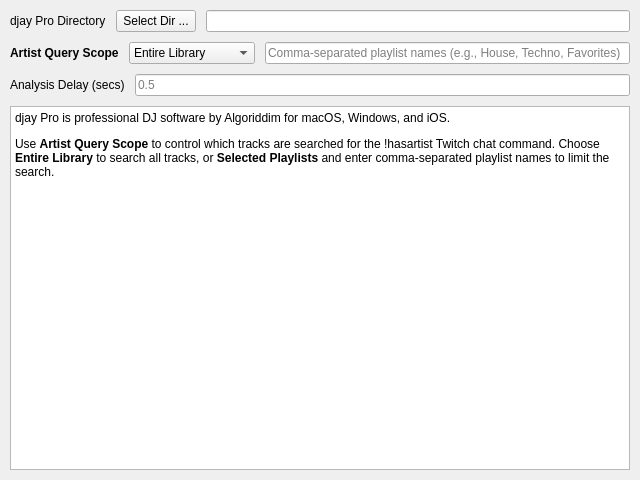
Old version of the form nowplaying/resources/ui/inputs_djaypro.ui in the repository whatsnowplaying/whats-now-playing.
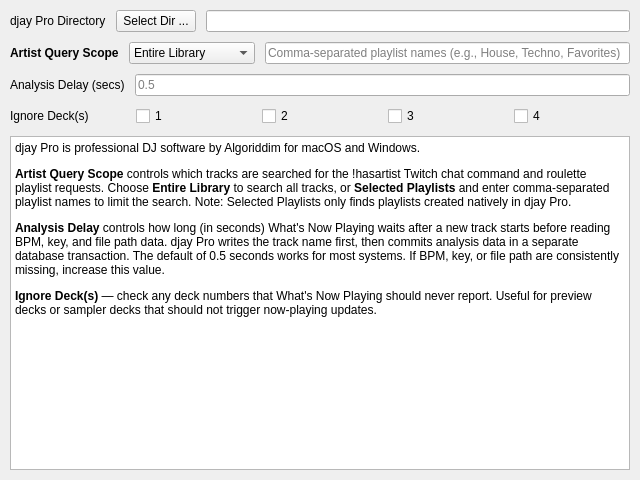
New version of the form.

Commit message: djay Pro input plugin: deck skip, analysis delay, pre-launch skip; fix CAA cache

The edit to the form file:
```diff
--- a/nowplaying/resources/ui/inputs_djaypro.ui
+++ b/nowplaying/resources/ui/inputs_djaypro.ui
@@ -102,6 +102,45 @@
      </item>
     </layout>
    </item>
+   <item>
+    <layout class="QHBoxLayout" name="deck_config_layout">
+     <item>
+      <widget class="QLabel" name="djaypro_ignoredeck_label">
+       <property name="text">
+        <string>Ignore Deck(s)</string>
+       </property>
+      </widget>
+     </item>
+     <item>
+      <widget class="QCheckBox" name="djaypro_deck1_skip_checkbox">
+       <property name="text">
+        <string>1</string>
+       </property>
+      </widget>
+     </item>
+     <item>
+      <widget class="QCheckBox" name="djaypro_deck2_skip_checkbox">
+       <property name="text">
+        <string>2</string>
+       </property>
+      </widget>
+     </item>
+     <item>
+      <widget class="QCheckBox" name="djaypro_deck3_skip_checkbox">
+       <property name="text">
+        <string>3</string>
+       </property>
+      </widget>
+     </item>
+     <item>
+      <widget class="QCheckBox" name="djaypro_deck4_skip_checkbox">
+       <property name="text">
+        <string>4</string>
+       </property>
+      </widget>
+     </item>
+    </layout>
+   </item>
    <item>
     <widget class="QTextBrowser" name="help_label">
      <property name="sizePolicy">
@@ -115,8 +154,10 @@
 &lt;html&gt;&lt;head&gt;&lt;meta name=&quot;qrichtext&quot; content=&quot;1&quot; /&gt;&lt;style type=&quot;text/css&quot;&gt;
 p, li { white-space: pre-wrap; }
 &lt;/style&gt;&lt;/head&gt;&lt;body&gt;
-&lt;p&gt;djay Pro is professional DJ software by Algoriddim for macOS, Windows, and iOS.&lt;/p&gt;
-&lt;p&gt;Use &lt;span style=&quot;font-weight:600;&quot;&gt;Artist Query Scope&lt;/span&gt; to control which tracks are searched for the !hasartist Twitch chat command. Choose &lt;span style=&quot;font-weight:600;&quot;&gt;Entire Library&lt;/span&gt; to search all tracks, or &lt;span style=&quot;font-weight:600;&quot;&gt;Selected Playlists&lt;/span&gt; and enter comma-separated playlist names to limit the search.&lt;/p&gt;
+&lt;p&gt;djay Pro is professional DJ software by Algoriddim for macOS and Windows.&lt;/p&gt;
+&lt;p&gt;&lt;span style=&quot;font-weight:600;&quot;&gt;Artist Query Scope&lt;/span&gt; controls which tracks are searched for the !hasartist Twitch chat command and roulette playlist requests. Choose &lt;span style=&quot;font-weight:600;&quot;&gt;Entire Library&lt;/span&gt; to search all tracks, or &lt;span style=&quot;font-weight:600;&quot;&gt;Selected Playlists&lt;/span&gt; and enter comma-separated playlist names to limit the search. Note: Selected Playlists only finds playlists created natively in djay Pro.&lt;/p&gt;
+&lt;p&gt;&lt;span style=&quot;font-weight:600;&quot;&gt;Analysis Delay&lt;/span&gt; controls how long (in seconds) What&apos;s Now Playing waits after a new track starts before reading BPM, key, and file path data. djay Pro writes the track name first, then commits analysis data in a separate database transaction. The default of 0.5 seconds works for most systems. If BPM, key, or file path are consistently missing, increase this value.&lt;/p&gt;
+&lt;p&gt;&lt;span style=&quot;font-weight:600;&quot;&gt;Ignore Deck(s)&lt;/span&gt; — check any deck numbers that What&apos;s Now Playing should never report. Useful for preview decks or sampler decks that should not trigger now-playing updates.&lt;/p&gt;
 &lt;/body&gt;&lt;/html&gt;</string>
      </property>
     </widget>
```
The commit also changes 8 other files.
